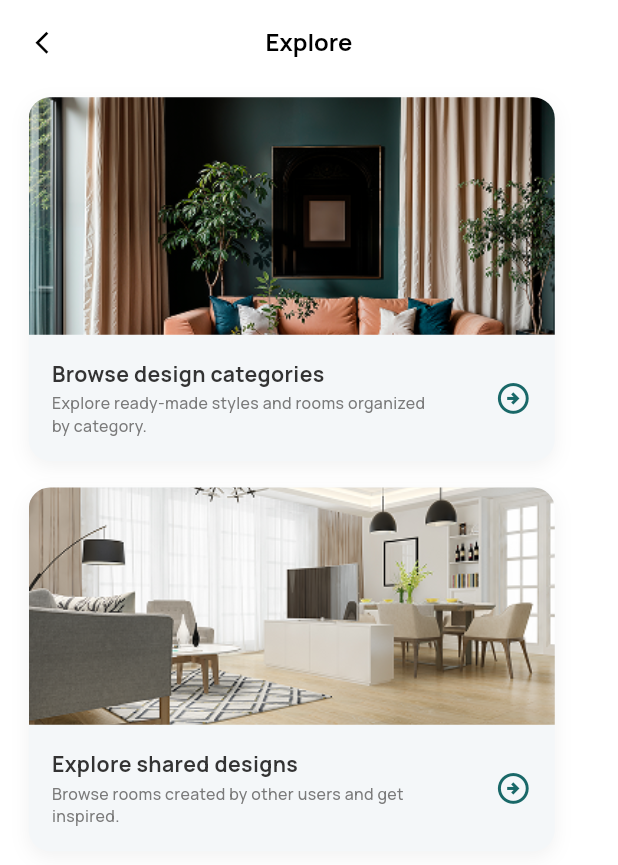
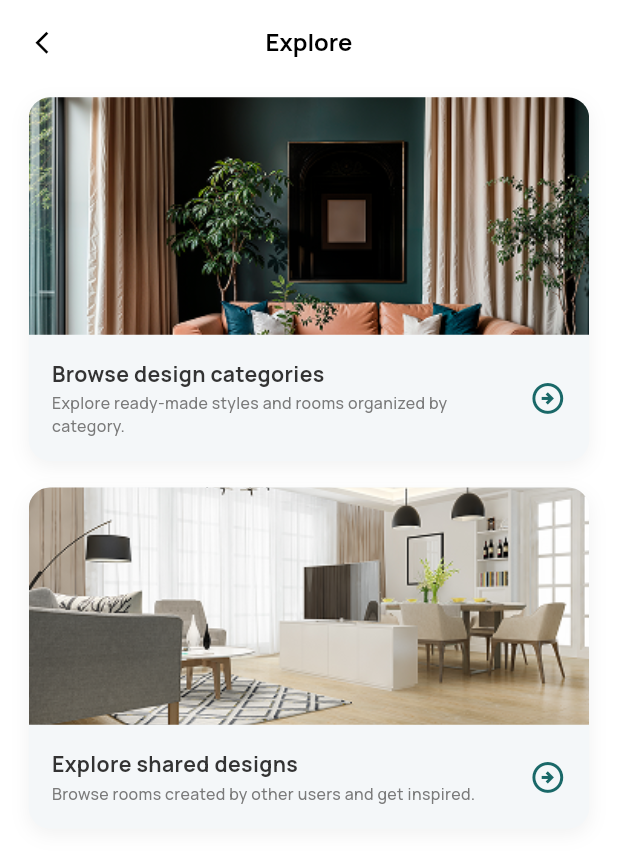
Before and after one commit to SAMMLY-AI-INTERIOR-DESIGN/sammly-app, a Flutter app: the screen it shows after launch, on a phone screen of 412 x 824 dp. Shown: the top 865 px of the screen. Run offline on Flutter 3.47's test engine with Material 3 defaults, Android fonts, the phone set to English and light mode, and no system bars; our stand-ins replace device_preview, dio, flutter_bloc, flutter_screenutil, flutter_svg, shared_preferences.

Commit message:
feat: implement initial Explore view for the discovery feature

```diff
--- a/lib/features/Explore/presentation/views/exploreview.dart
+++ b/lib/features/Explore/presentation/views/exploreview.dart
@@ -43,14 +43,13 @@ class ExploreView extends StatelessWidget {
               imageUrl: AppImages.explore1,
               title: 'Browse design categories',
               subtitle:
-                  'Explore ready-made styles and rooms organized\nby category.',
+                  'Explore ready-made styles and rooms organized by category.',
             ),
             SizedBox(height: 20.h),
             _buildExploreCard(
               imageUrl: AppImages.explore2,
               title: 'Explore shared designs',
-              subtitle:
-                  'Browse rooms created by other users and get\ninspired.',
+              subtitle: 'Browse rooms created by other users and get inspired.',
             ),
             SizedBox(
               height: 100.h,
@@ -69,7 +68,7 @@ class ExploreView extends StatelessWidget {
     required String subtitle,
   }) {
     return Container(
-      width: 366.w, // العرض اللي إنت جبته من Figma بالظبط
+      width: double.infinity,
       decoration: BoxDecoration(
         color: const Color(0xFFF4F7F9), // لون خلفية النص في الكارد
         borderRadius: BorderRadius.circular(16.r),
@@ -116,6 +115,8 @@ class ExploreView extends StatelessWidget {
                       SizedBox(height: 4.h),
                       Text(
                         subtitle,
+                        maxLines: 2,
+                        overflow: TextOverflow.ellipsis,
                         style: TextStyle(
                           fontSize: 12.sp,
                           fontWeight: FontWeight.w500,
```
Also changed, not shown: lib/features/Explore/presentation/widgets/exploreitem.dart (deleted, +0 -13 lines).
